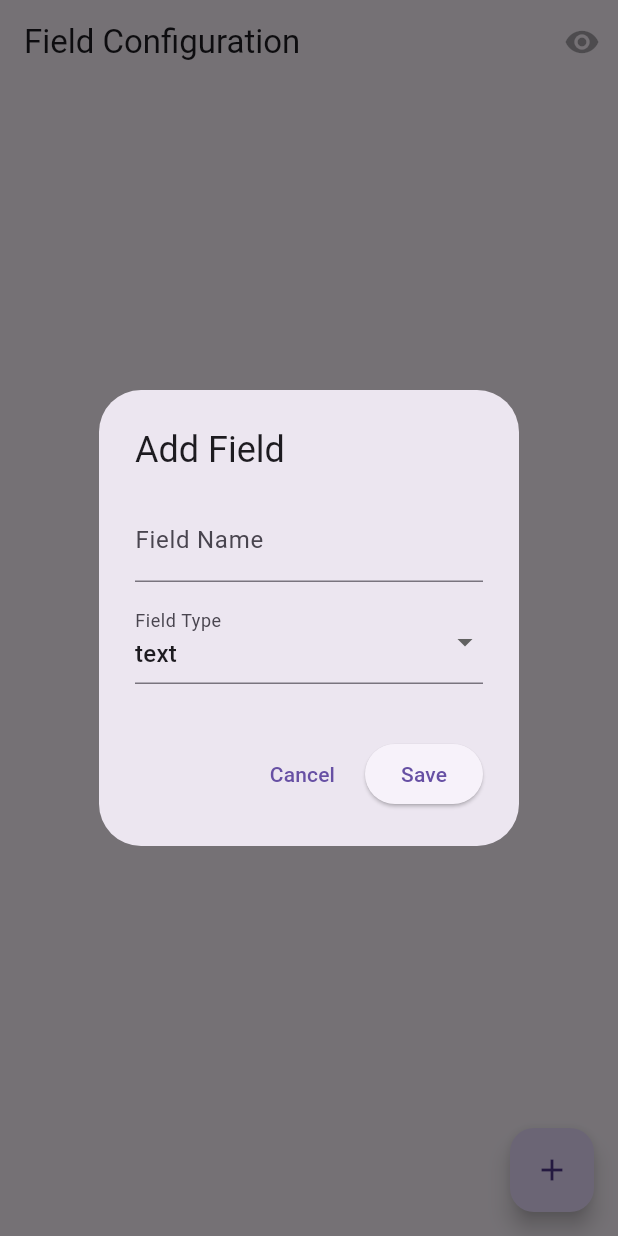
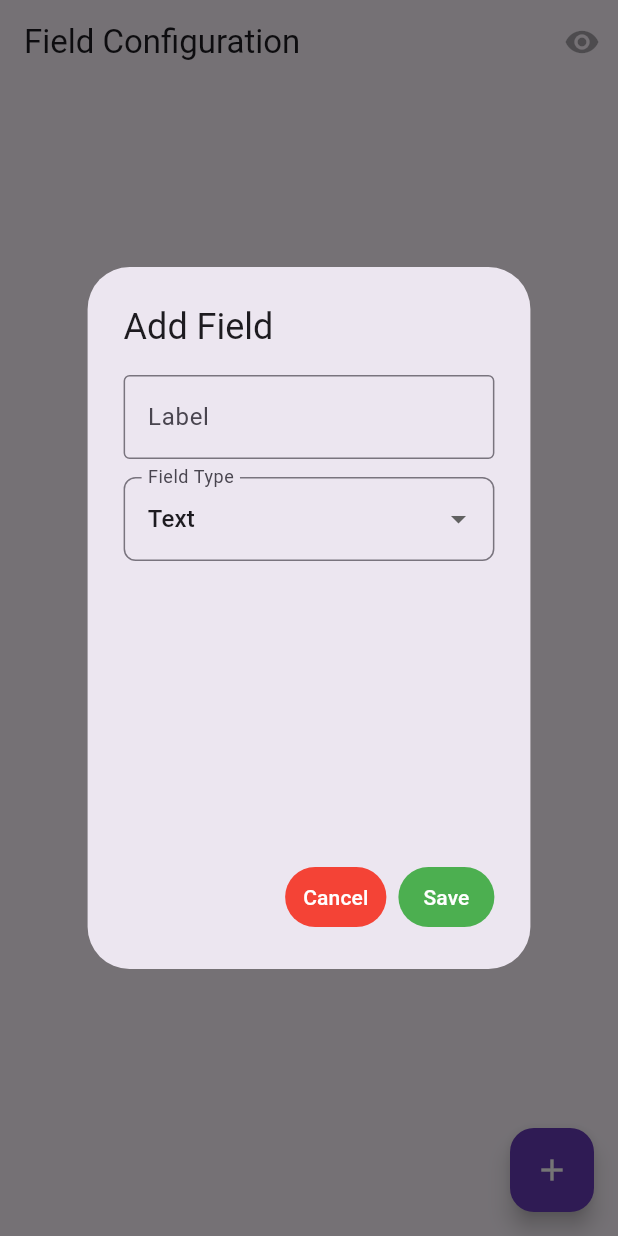
Before and after one commit to HazemHamdy7/Dynamic-Form, a Flutter app: the screen it shows after launch, after a tap on the "add" icon, on a phone screen of 412 x 824 dp. Run offline on Flutter 3.47's test engine with Material 3 defaults, Android fonts, the phone set to English and light mode, and no system bars; our stand-ins replace flutter_bloc.

Commit message:
Refactor form UI and improve field management

```diff
--- /dev/null
+++ b/devtools_options.yaml
@@ -0,0 +1,3 @@
+description: This file stores settings for Dart & Flutter DevTools.
+documentation: https://docs.flutter.dev/tools/devtools/extensions#configure-extension-enablement-states
+extensions:
--- a/lib/presentation/screens/add_field_dialog.dart
+++ b/lib/presentation/screens/add_field_dialog.dart
@@ -1,9 +1,8 @@
+import 'package:dynamic_form/data/model/field_model.dart';
 import 'package:dynamic_form/presentation/utils/add_field_helper.dart';
-import 'package:flutter/material.dart';
-import 'package:dynamic_form/data/model/field_model.dart';
-import 'package:dynamic_form/presentation/widgets/dialog/field_name_input.dart';
 import 'package:dynamic_form/presentation/widgets/dialog/field_type_selector.dart';
 import 'package:dynamic_form/presentation/widgets/dialog/options_list_builder.dart';
+import 'package:flutter/material.dart';
 
 class AddFieldDialog extends StatefulWidget {
   final FieldModel? editField;
@@ -16,17 +15,14 @@ class AddFieldDialog extends StatefulWidget {
 class _AddFieldDialogState extends State<AddFieldDialog> {
   late TextEditingController labelController;
   FieldType selectedType = FieldType.text;
-
   List<TextEditingController> optionControllers = [];
 
   @override
   void initState() {
     super.initState();
-
     labelController = TextEditingController(
       text: widget.editField?.label ?? "",
     );
-
     selectedType = widget.editField?.type ?? FieldType.text;
 
     if (widget.editField is DropdownFieldModel) {
@@ -41,57 +37,92 @@ class _AddFieldDialogState extends State<AddFieldDialog> {
   }
 
   @override
+  void dispose() {
+    labelController.dispose();
+    for (final c in optionControllers) {
+      c.dispose();
+    }
+    super.dispose();
+  }
+
+  void addOption() {
+    setState(() {
+      optionControllers.add(TextEditingController());
+    });
+  }
+
+  void removeOption(int i) {
+    setState(() {
+      optionControllers[i].dispose();
+      optionControllers.removeAt(i);
+    });
+  }
+
+  @override
   Widget build(BuildContext context) {
+    final maxDialogWidth = MediaQuery.of(context).size.width * 0.6;
+
     return AlertDialog(
       title: Text(widget.editField == null ? "Add Field" : "Edit Field"),
-
-      content: SingleChildScrollView(
+      content: SizedBox(
+        width: maxDialogWidth,
+        height: 300,
         child: Column(
-           children: [
-            FieldNameInput(controller: labelController),
+          children: [
+            TextFormField(
+              controller: labelController,
+              decoration: const InputDecoration(
+                labelText: "Label",
+                border: OutlineInputBorder(),
+              ),
+            ),
             const SizedBox(height: 12),
-
             FieldTypeSelector(
               value: selectedType,
-              onChanged: (v) => setState(() => selectedType = v!),
+              onChanged: (value) {
+                setState(() {
+                  selectedType = value ?? FieldType.text;
+                  if (selectedType == FieldType.text) {
+                    for (final c in optionControllers) {
+                      c.dispose();
+                    }
+                    optionControllers = [];
+                  }
+                });
+              },
             ),
             const SizedBox(height: 12),
 
             if (selectedType != FieldType.text)
-              OptionsListBuilder(
-                options: optionControllers,
-                onAddOption: () {
-                  AddFieldHelper.addOption(
-                    context: context,
-                    optionControllers: optionControllers,
-                    onUpdate: () => setState(() {}),
-                  );
-                },
-                onRemove: (i) => setState(() {
-                  optionControllers.removeAt(i);
-                }),
+              Expanded(
+                child: OptionsListBuilder(
+                  options: optionControllers,
+                  onAddOption: addOption,
+                  onRemove: removeOption,
+                ),
               ),
           ],
         ),
       ),
-
       actions: [
         TextButton(
-          child: const Text("Cancel"),
+          style: TextButton.styleFrom(backgroundColor: Colors.red),
+          child: const Text("Cancel", style: TextStyle(color: Colors.white)),
           onPressed: () => Navigator.pop(context),
         ),
-
-        ElevatedButton(
-          child: const Text("Save"),
+        TextButton(
+          style: TextButton.styleFrom(backgroundColor: Colors.green),
+          child: const Text("Save", style: TextStyle(color: Colors.white)),
           onPressed: () {
-            final model = AddFieldHelper.saveField(
+            final field = AddFieldHelper.saveField(
               context: context,
               label: labelController.text,
               type: selectedType,
               optionControllers: optionControllers,
             );
-
-            if (model != null) Navigator.pop(context, model);
+            if (field != null) {
+              Navigator.pop(context, field);
+            }
           },
         ),
       ],
--- a/lib/presentation/screens/field_config_screen.dart
+++ b/lib/presentation/screens/field_config_screen.dart
@@ -1,12 +1,9 @@
 import 'package:dynamic_form/presentation/widgets/field_config/field_list_view.dart';
+import 'package:dynamic_form/presentation/widgets/field_config/floating_action_button_widget.dart';
 import 'package:flutter/material.dart';
 import 'package:flutter_bloc/flutter_bloc.dart';
-
 import 'package:dynamic_form/presentation/cubit/form_cubit.dart';
 import 'package:dynamic_form/presentation/cubit/form_state.dart';
-
-import 'package:dynamic_form/data/model/field_model.dart';
-import 'package:dynamic_form/presentation/screens/add_field_dialog.dart';
 import 'dynamic_form_screen.dart';
 
 class FieldConfigScreen extends StatelessWidget {
@@ -42,19 +39,7 @@ class FieldConfigScreen extends StatelessWidget {
 
       body: FieldListView(),
 
-      floatingActionButton: FloatingActionButton(
-        child: const Icon(Icons.add),
-        onPressed: () async {
-          final created = await showDialog<FieldModel?>(
-            context: context,
-            builder: (_) => const AddFieldDialog(),
-          );
-
-          if (created != null) {
-            cubit.addField(created);
-          }
-        },
-      ),
+      floatingActionButton: FloatingActionButtonWidget(cubit: cubit),
     );
   }
 }
--- a/lib/presentation/widgets/dialog/field_name_input.dart
+++ b/lib/presentation/widgets/dialog/field_name_input.dart
@@ -8,6 +8,9 @@ class FieldNameInput extends StatelessWidget {
   @override
   Widget build(BuildContext context) {
     return TextField(
+      autofocus: true,
+      textInputAction: TextInputAction.next,
+
       controller: controller,
       decoration: const InputDecoration(labelText: "Field Name"),
     );
--- a/lib/presentation/widgets/dialog/field_type_selector.dart
+++ b/lib/presentation/widgets/dialog/field_type_selector.dart
@@ -13,15 +13,23 @@ class FieldTypeSelector extends StatelessWidget {
 
   @override
   Widget build(BuildContext context) {
+    final labels = {
+      FieldType.text: "Text ",
+      FieldType.dropdown: "Dropdown Menu",
+      FieldType.radio: "Radio Buttons",
+    };
     return DropdownButtonFormField<FieldType>(
-      value: value,
-      decoration: const InputDecoration(labelText: "Field Type"),
+      borderRadius: BorderRadius.circular(8),
+      dropdownColor: Colors.grey[200],
+      decoration: InputDecoration(
+        labelText: "Field Type",
+        border: OutlineInputBorder(borderRadius: BorderRadius.circular(8)),
+      ),
+      key: ValueKey(value),
+      initialValue: value,
       items: FieldType.values
           .map(
-            (type) => DropdownMenuItem(
-              value: type,
-              child: Text(type.toString().split('.').last),
-            ),
+            (type) => DropdownMenuItem(value: type, child: Text(labels[type]!)),
           )
           .toList(),
       onChanged: onChanged,
--- a/lib/presentation/widgets/field_config/field_item_tile.dart
+++ b/lib/presentation/widgets/field_config/field_item_tile.dart
@@ -18,9 +18,15 @@ class FieldItemTile extends StatelessWidget {
 
   @override
   Widget build(BuildContext context) {
+    final label = {
+      FieldType.text: "Text",
+      FieldType.dropdown: "Dropdown Field",
+      FieldType.radio: "Radio Field",
+    };
+
     return ListTile(
       title: Text(field.label),
-      subtitle: Text(field.type.toString().split('.').last),
+      subtitle: Text(label[field.type]!),
       trailing: Row(
         mainAxisSize: MainAxisSize.min,
         children: [
--- /dev/null
+++ b/lib/presentation/widgets/field_config/floating_action_button_widget.dart
@@ -0,0 +1,33 @@
+import 'package:dynamic_form/data/model/field_model.dart';
+import 'package:dynamic_form/presentation/cubit/form_cubit.dart';
+import 'package:dynamic_form/presentation/screens/add_field_dialog.dart';
+import 'package:flutter/material.dart';
+
+class FloatingActionButtonWidget extends StatelessWidget {
+  const FloatingActionButtonWidget({
+    super.key,
+    required this.cubit,
+  });
+
+  final FormCubit cubit;
+
+  @override
+  Widget build(BuildContext context) {
+    return FloatingActionButton(
+      tooltip: "Add Field",
+      backgroundColor: Colors.deepPurple,
+      foregroundColor: Colors.white,
+      child: const Icon(Icons.add),
+      onPressed: () async {
+        final created = await showDialog<FieldModel?>(
+          context: context,
+          builder: (_) => const AddFieldDialog(),
+        );
+
+        if (created != null) {
+          cubit.addField(created);
+        }
+      },
+    );
+  }
+}
```
Also changed, not shown: lib/presentation/cubit/form_cubit.dart (+0 -12 lines), lib/presentation/widgets/dialog/options_list_builder.dart (+16 -8 lines), lib/presentation/widgets/field_widgets/radio_field_item.dart (+12 -5 lines).
